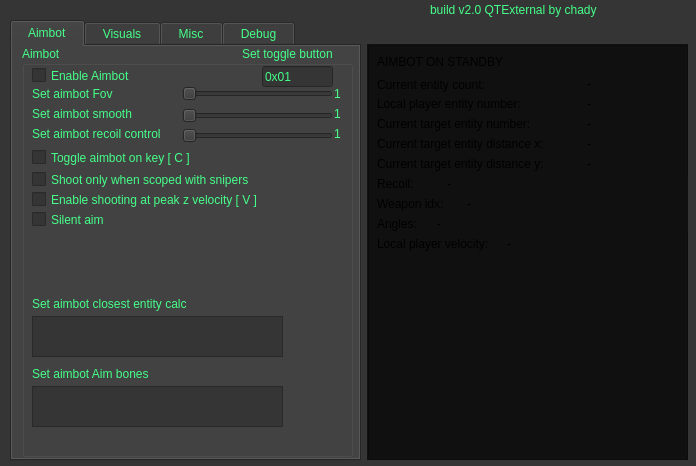
First picture: the form in widget.ui, repository skajuks/QTExternal, before the edit.
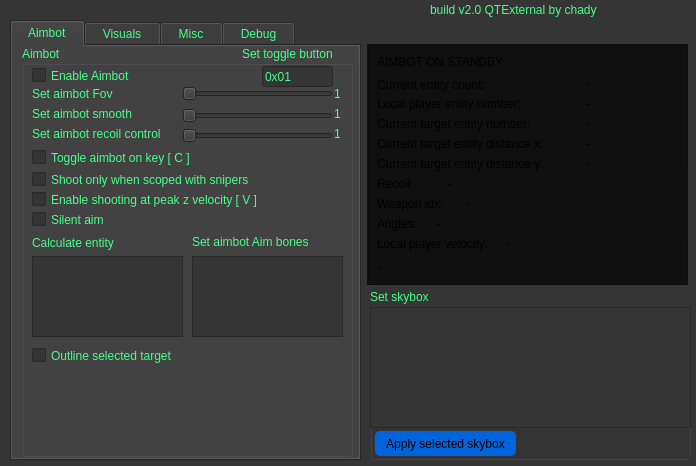
Second picture: the form after the edit. The open tabs and pages were chosen to show the change.

Commit message: added console access, skybox change

```diff
--- a/widget.ui
+++ b/widget.ui
@@ -431,10 +431,10 @@
      <widget class="QLabel" name="label_3">
       <property name="geometry">
        <rect>
-        <x>10</x>
-        <y>320</y>
-        <width>131</width>
-        <height>16</height>
+        <x>170</x>
+        <y>186</y>
+        <width>141</width>
+        <height>20</height>
        </rect>
       </property>
       <property name="text">
@@ -444,10 +444,10 @@
      <widget class="QListWidget" name="aimBonesList">
       <property name="geometry">
        <rect>
-        <x>10</x>
-        <y>340</y>
-        <width>251</width>
-        <height>41</height>
+        <x>170</x>
+        <y>210</y>
+        <width>151</width>
+        <height>81</height>
        </rect>
       </property>
      </widget>
@@ -539,22 +539,22 @@
       <property name="geometry">
        <rect>
         <x>10</x>
-        <y>250</y>
-        <width>171</width>
-        <height>16</height>
+        <y>186</y>
+        <width>151</width>
+        <height>21</height>
        </rect>
       </property>
       <property name="text">
-       <string>Set aimbot closest entity calc</string>
+       <string>Calculate entity</string>
       </property>
      </widget>
      <widget class="QListWidget" name="aimbot_calc">
       <property name="geometry">
        <rect>
         <x>10</x>
-        <y>270</y>
-        <width>251</width>
-        <height>41</height>
+        <y>210</y>
+        <width>151</width>
+        <height>81</height>
        </rect>
       </property>
      </widget>
@@ -645,6 +645,32 @@
        <string>Toggle aimbot on key [ C ]</string>
       </property>
      </widget>
+     <widget class="QCheckBox" name="enable_target_outline">
+      <property name="geometry">
+       <rect>
+        <x>10</x>
+        <y>300</y>
+        <width>181</width>
+        <height>19</height>
+       </rect>
+      </property>
+      <property name="text">
+       <string>Outline selected target</string>
+      </property>
+     </widget>
+     <widget class="QLabel" name="label_15">
+      <property name="geometry">
+       <rect>
+        <x>500</x>
+        <y>390</y>
+        <width>101</width>
+        <height>16</height>
+       </rect>
+      </property>
+      <property name="text">
+       <string>Set toggle button</string>
+      </property>
+     </widget>
     </widget>
    </widget>
    <widget class="QWidget" name="Visuals">
@@ -1325,7 +1351,7 @@
      <x>367</x>
      <y>44</y>
      <width>321</width>
-     <height>416</height>
+     <height>241</height>
     </rect>
    </property>
    <property name="styleSheet">
@@ -1582,6 +1608,60 @@
     </property>
     <property name="text">
      <string>-</string>
+    </property>
+   </widget>
+   <widget class="QLabel" name="pofst">
+    <property name="geometry">
+     <rect>
+      <x>10</x>
+      <y>214</y>
+      <width>211</width>
+      <height>20</height>
+     </rect>
+    </property>
+    <property name="text">
+     <string>-</string>
+    </property>
+   </widget>
+  </widget>
+  <widget class="QGroupBox" name="groupBox_2">
+   <property name="geometry">
+    <rect>
+     <x>370</x>
+     <y>289</y>
+     <width>321</width>
+     <height>171</height>
+    </rect>
+   </property>
+   <property name="title">
+    <string>Set skybox</string>
+   </property>
+   <widget class="QListWidget" name="skybox_list">
+    <property name="geometry">
+     <rect>
+      <x>0</x>
+      <y>18</y>
+      <width>321</width>
+      <height>121</height>
+     </rect>
+    </property>
+   </widget>
+   <widget class="QPushButton" name="apply_skybox">
+    <property name="geometry">
+     <rect>
+      <x>5</x>
+      <y>142</y>
+      <width>141</width>
+      <height>25</height>
+     </rect>
+    </property>
+    <property name="styleSheet">
+     <string notr="true">background-color: rgb(0, 100, 220);
+border-radius: 5px;
+</string>
+    </property>
+    <property name="text">
+     <string>Apply selected skybox</string>
     </property>
    </widget>
   </widget>
```
Left out of the diff: 54 changed lines with no effect on the pictures. The commit also changes 15 other files.
